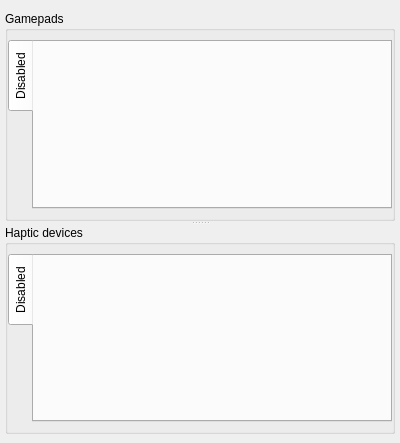
OFFIS-Automation/Framework, file modules/automation/projects/HilecGui/src/telecontrol/TelecontrolWidget.ui: the form before one commit.
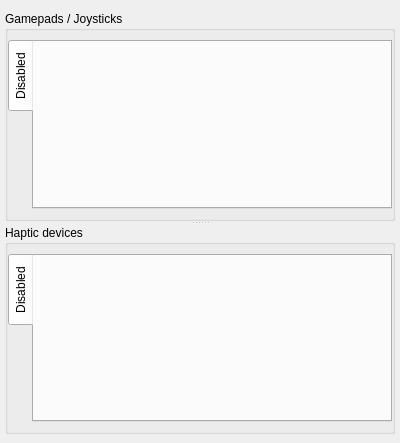
The form after the commit.

Commit message: Support for multiple Gamepad devices (Logic, UI, ...)

Patch:
```diff
--- a/modules/automation/projects/HilecGui/src/telecontrol/TelecontrolWidget.ui
+++ b/modules/automation/projects/HilecGui/src/telecontrol/TelecontrolWidget.ui
@@ -37,7 +37,7 @@
       </property>
       <widget class="QGroupBox" name="groupBox">
        <property name="title">
-        <string>Gamepads</string>
+        <string>Gamepads / Joysticks</string>
        </property>
        <layout class="QVBoxLayout" name="verticalLayout">
         <property name="leftMargin">
```
The commit also changes 43 other files.
